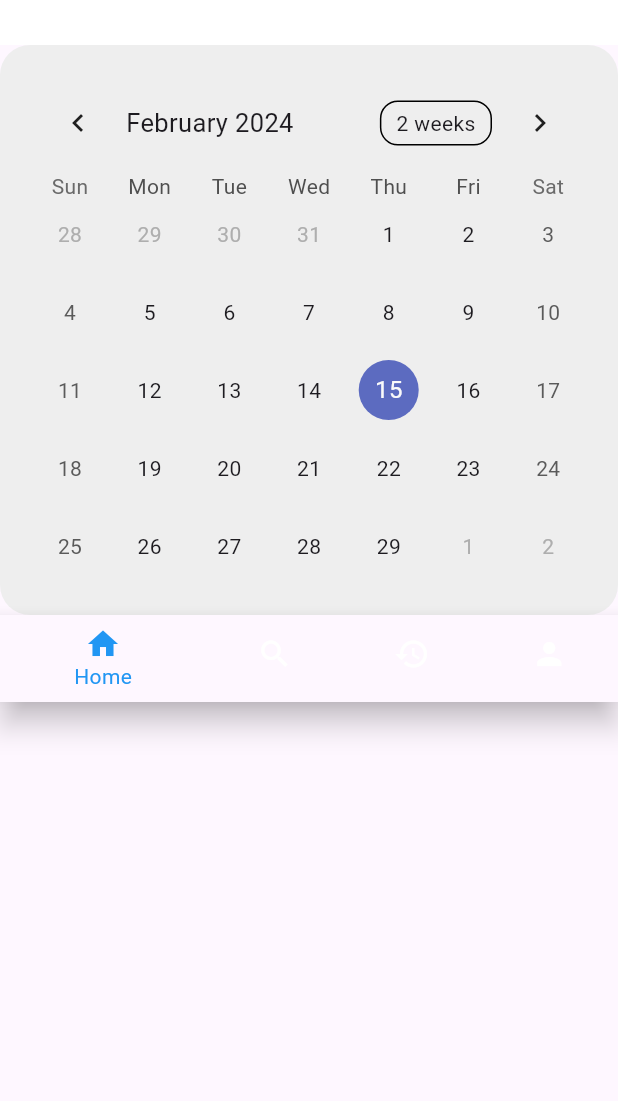
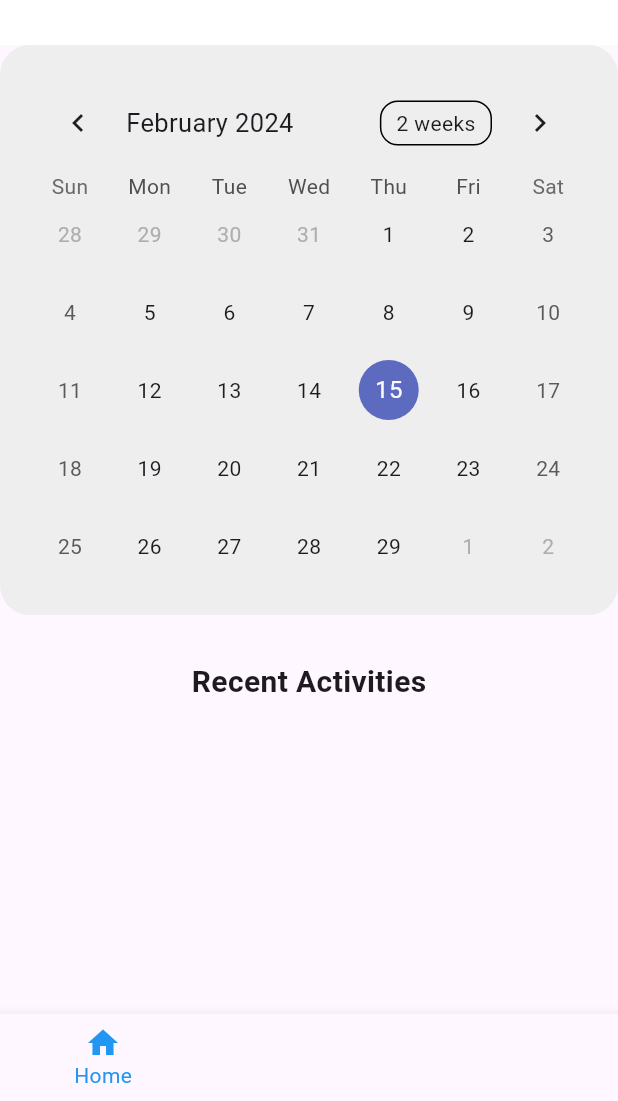
Before and after one commit to realYungi/digital-med, a Flutter app: the screen it shows after launch, on a phone screen of 412 x 824 dp, the part 135-1236 px from its top. Run offline on Flutter 3.47's test engine with Material 3 defaults, Android fonts, the phone set to English and light mode, and no system bars; drawn by our look-alikes of table_calendar; our stand-ins replace shared_preferences.

Commit message:
third commit

```diff
--- a/lib/main.dart
+++ b/lib/main.dart
@@ -1,6 +1,8 @@
 import 'package:digitalm/screens/homescreen.dart';
 import 'package:digitalm/screens/splashscreen.dart';
 import 'package:flutter/material.dart';
+import 'package:digitalm/screens/mainpage.dart';
+
 
 void main() {
   runApp(const MyApp());
@@ -22,7 +24,7 @@ class MyApp extends StatelessWidget {
 
       ),
 
-      home: HomeScreen(),
+      home: MainPage(),
 
     );
   }
--- a/lib/screens/homescreen.dart
+++ b/lib/screens/homescreen.dart
@@ -1,8 +1,9 @@
 import 'package:flutter/material.dart';
 import 'package:table_calendar/table_calendar.dart';
+import 'postform.dart';
 
 class HomeScreen extends StatefulWidget {
-  const HomeScreen({super.key});
+  const HomeScreen({Key? key}) : super(key: key);
 
   @override
   State<HomeScreen> createState() => _HomeScreenState();
@@ -12,6 +13,8 @@ class _HomeScreenState extends State<HomeScreen> {
   late CalendarFormat _calendarFormat = CalendarFormat.month;
   late DateTime _currentDay = DateTime.now();
   late DateTime _focusedDay = DateTime.now();
+  int currentPageIndex = 0;
+
   final todayDayTextStyle = TextStyle(
     fontWeight: FontWeight.bold,
     color: Colors.blue,
@@ -60,8 +63,7 @@ class _HomeScreenState extends State<HomeScreen> {
             Container(
               decoration: BoxDecoration(
                 color: Colors.grey[200], // Adjust desired grayness
-              borderRadius:
-                  BorderRadius.all(Radius.circular(20)), // Adjust radius
+                borderRadius: BorderRadius.circular(20), // Adjust radius
               ),
               padding: const EdgeInsets.all(20),
               child: TableCalendar(
@@ -80,7 +82,6 @@ class _HomeScreenState extends State<HomeScreen> {
                     _focusedDay = focusedDay;
                   });
                 },
-
                 onFormatChanged: (format) {
                   setState(() {
                     _calendarFormat = format;
@@ -92,40 +93,17 @@ class _HomeScreenState extends State<HomeScreen> {
                 selectedDayPredicate: (day) => isSameDay(_currentDay, day),
               ),
             ),
-
-          BottomNavigationBar(
-            backgroundColor: Colors.black,
-            selectedItemColor: Colors.blue, // Highlight color
-            unselectedItemColor: Colors.white,
-            currentIndex: _selectedIndex, // Set initial selected index
-            onTap: (index) => setState(() {
-              _selectedIndex = index;
-            }),
-            items: const [
-              BottomNavigationBarItem(
-                icon: Icon(Icons.home),
-                label: 'Home',
+            SizedBox(height: 30,),
+            Text(
+              'Recent Activities',
+              style: TextStyle(
+                fontSize: 20,
+                fontWeight: FontWeight.bold,
               ),
-              BottomNavigationBarItem(
-                icon: Icon(Icons.search),
-                label: 'Search',
-              ),
-              BottomNavigationBarItem(
-                icon: Icon(Icons.history),
-                label: 'History',
-              ),
-              BottomNavigationBarItem(
-                icon: Icon(Icons.person),
-                label: 'Profile',
-              ),
-
-        ],
             ),
           ],
         ),
-      )
+      ),
     );
-
-
   }
 }
--- /dev/null
+++ b/lib/screens/mainpage.dart
@@ -0,0 +1,96 @@
+import 'package:digitalm/screens/homescreen.dart';
+import 'package:digitalm/screens/medicinelist.dart';
+import 'package:digitalm/screens/postform.dart';
+import 'package:flutter/material.dart';
+
+class MainPage extends StatelessWidget {
+  const MainPage({super.key});
+
+  @override
+  Widget build(BuildContext context) {
+    return const MaterialApp(
+      debugShowCheckedModeBanner: false,
+      home: BottomNavigationBarExample(),
+    );
+  }
+}
+
+class BottomNavigationBarExample extends StatefulWidget {
+  const BottomNavigationBarExample({super.key});
+
+  @override
+  State<BottomNavigationBarExample> createState() =>
+      _BottomNavigationBarExampleState();
+}
+
+class _BottomNavigationBarExampleState
+    extends State<BottomNavigationBarExample> {
+  int _selectedIndex = 0;
+  static const TextStyle optionStyle =
+      TextStyle(fontSize: 30, fontWeight: FontWeight.bold);
+  static const List<Widget> _widgetOptions = <Widget>[
+    HomeScreen(),
+    Text(
+      'Index 1: Search',
+      style: optionStyle,
+    ),
+    MedicineList(),
+    Text(
+      'Index 3: Profile',
+      style: optionStyle,
+    ),
+  ];
+
+  @override
+  void initState() {
+    super.initState();
+    WidgetsBinding.instance.addPostFrameCallback((_) {
+      Navigator.of(context, rootNavigator: true).addListener(() {
+        final currentRoute = ModalRoute.of(context);
+        // Use a specific route name if defined for MedicineList
+        if (currentRoute != null &&
+            currentRoute.settings.name == '/your_specific_route_name') {
+          // Reload medicine data when navigating to MedicineList
+          _selectedIndex = _widgetOptions.indexOf(MedicineList());
+        }
+      });
+    });
+  }
+
+  void _onItemTapped(int index) {
+    _selectedIndex = index; // No need for setState here
+  }
+
+  @override
+  Widget build(BuildContext context) {
+    return Scaffold(
+      body: Center(
+        child: _widgetOptions.elementAt(_selectedIndex),
+      ),
+      bottomNavigationBar: BottomNavigationBar(
+        items: const <BottomNavigationBarItem>[
+          BottomNavigationBarItem(
+            icon: Icon(Icons.home),
+            label: 'Home',
+          ),
+          BottomNavigationBarItem(
+            icon: Icon(Icons.search),
+            label: 'Search',
+          ),
+          BottomNavigationBarItem(
+            icon: Icon(Icons.history),
+            label: 'History',
+          ),
+          BottomNavigationBarItem(
+            icon: Icon(Icons.person),
+            label: 'Profile',
+          ),
+        ],
+        currentIndex: _selectedIndex,
+        selectedItemColor: Colors.blue,
+        onTap: _onItemTapped,
+        backgroundColor: Colors.black,
+      ),
+    );
+  }
+}
--- a/pubspec.yaml
+++ b/pubspec.yaml
@@ -36,6 +36,7 @@ dependencies:
   # Use with the CupertinoIcons class for iOS style icons.
   cupertino_icons: ^1.0.2
   table_calendar: ^3.1.0
+  shared_preferences: ^2.2.2
 
 dev_dependencies:
   flutter_test:
```
Also changed, not shown: lib/medicine.dart (added, +23 -0 lines), lib/screens/medicinelist.dart (added, +93 -0 lines), lib/screens/postform.dart (added, +91 -0 lines), pubspec.lock, 1 other file. Lines whose indentation alone changed are shown as unchanged.
